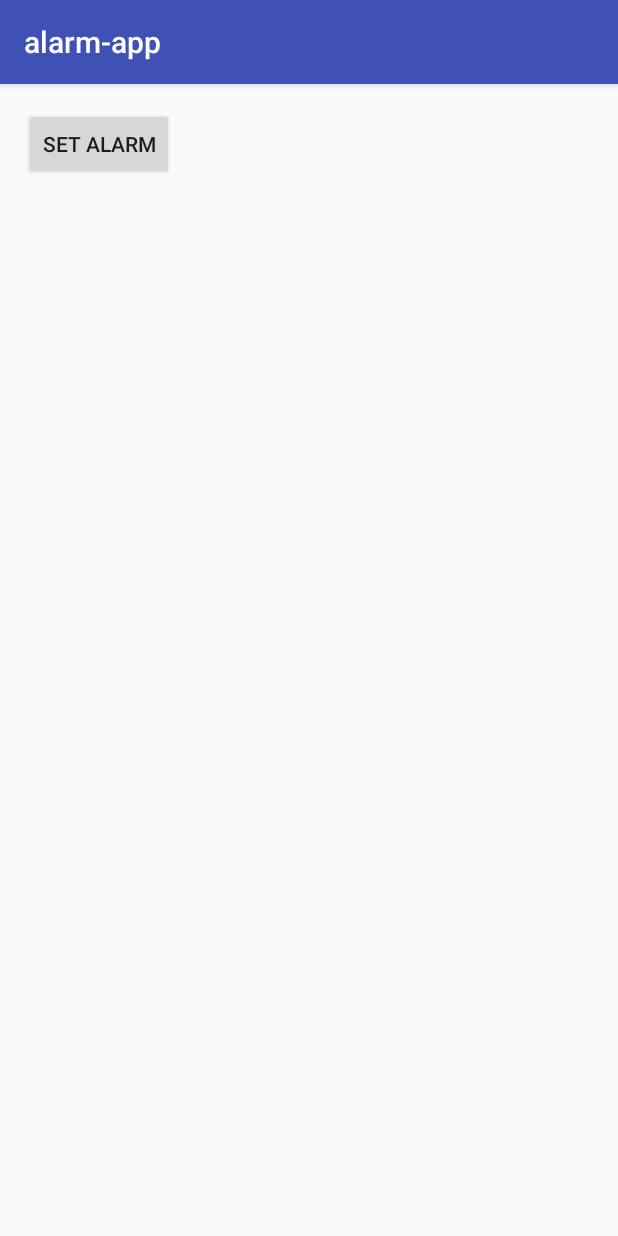
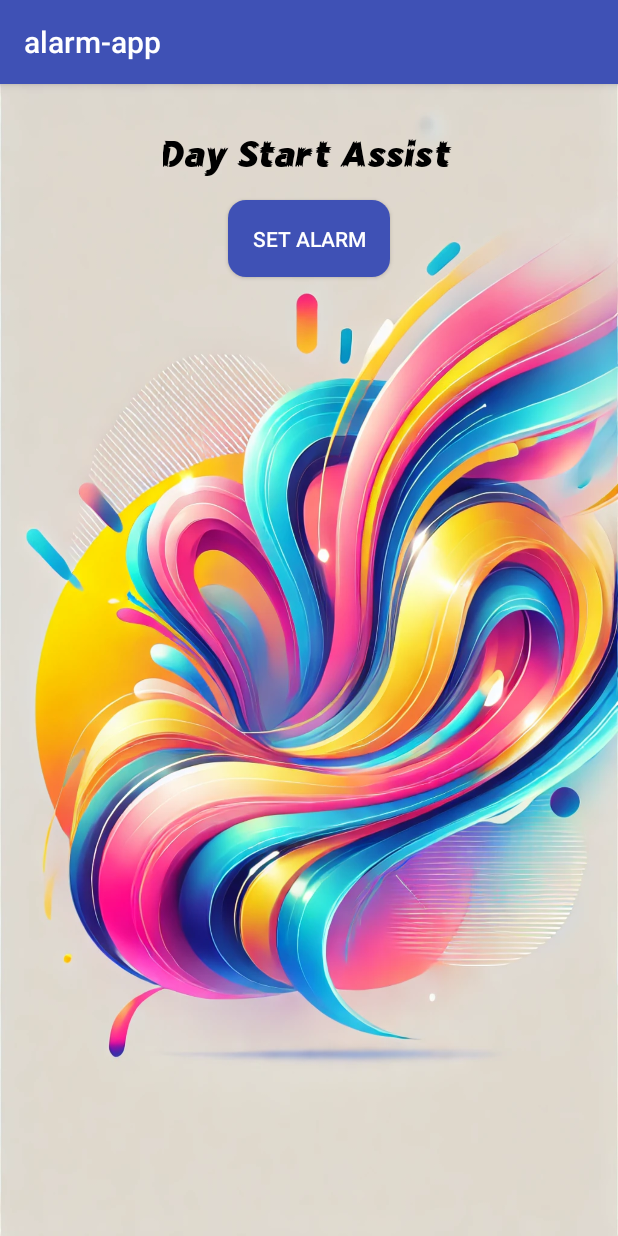
Before and after one commit to c0b22072d2/alarm_application, an Android app: the screen it shows after launch (MainActivity), on a phone screen of 412 x 824 dp. Run offline under Robolectric (Android 15) with nearby library versions, the phone set to English and light mode, and no system bars.

Commit message:
background-stop

```diff
--- a/app/src/main/java/com/example/alarm_app/MainActivity.kt
+++ b/app/src/main/java/com/example/alarm_app/MainActivity.kt
@@ -15,15 +15,18 @@ import androidx.fragment.app.DialogFragment
 import java.util.Calendar
 
 class MainActivity : AppCompatActivity(), TimePickerFragment.TimePickerDialogListener {
+    private lateinit var buttonSetAlarm: Button
     private lateinit var buttonStopAlarm: Button
+    private lateinit var buttonSnoozeAlarm: Button
     private var mediaPlayer: MediaPlayer? = null
 
     override fun onCreate(savedInstanceState: Bundle?) {
         super.onCreate(savedInstanceState)
         setContentView(R.layout.activity_main)
 
-        val buttonSetAlarm: Button = findViewById(R.id.button_set_alarm)
+        buttonSetAlarm = findViewById(R.id.button_set_alarm)
         buttonStopAlarm = findViewById(R.id.button_stop_alarm)
+        buttonSnoozeAlarm = findViewById(R.id.button_snooze_alarm)
 
         buttonSetAlarm.setOnClickListener {
             showTimePickerDialog()
@@ -32,6 +35,12 @@ class MainActivity : AppCompatActivity(), TimePickerFragment.TimePickerDialogLis
         buttonStopAlarm.setOnClickListener {
             stopAlarm()
         }
+
+        buttonSnoozeAlarm.setOnClickListener {
+            snoozeAlarm()
+        }
+
+        updateButtonVisibility(isAlarmRinging = false)
     }
 
     private fun showTimePickerDialog() {
@@ -67,20 +76,40 @@ class MainActivity : AppCompatActivity(), TimePickerFragment.TimePickerDialogLis
         mediaPlayer?.stop()
         mediaPlayer?.release()
         mediaPlayer = null
-        buttonStopAlarm.visibility = Button.GONE
+        updateButtonVisibility(isAlarmRinging = false)
         Toast.makeText(this, "Alarm stopped", Toast.LENGTH_SHORT).show()
+    }
+
+    private fun snoozeAlarm() {
+        stopAlarm()
+
+        val alarmManager = getSystemService(Context.ALARM_SERVICE) as AlarmManager
+        val intent = Intent(this, AlarmReceiver::class.java)
+
+        val pendingIntent = if (Build.VERSION.SDK_INT >= Build.VERSION_CODES.S) {
+            PendingIntent.getBroadcast(this, 0, intent, PendingIntent.FLAG_UPDATE_CURRENT or PendingIntent.FLAG_IMMUTABLE)
+        } else {
+            PendingIntent.getBroadcast(this, 0, intent, PendingIntent.FLAG_UPDATE_CURRENT)
+        }
+
+        val calendar = Calendar.getInstance().apply {
+            add(Calendar.MINUTE, 10) // 10分後に再設定
+        }
+
+        alarmManager.setExact(AlarmManager.RTC_WAKEUP, calendar.timeInMillis, pendingIntent)
+        Toast.makeText(this, "Alarm snoozed for 10 minutes", Toast.LENGTH_SHORT).show()
     }
 
     // アラームが鳴ったときに呼ばれるメソッド
     fun onAlarmStart() {
-        buttonStopAlarm.visibility = Button.VISIBLE
+        updateButtonVisibility(isAlarmRinging = true)
         mediaPlayer = MediaPlayer.create(this, R.raw.alarm)
         mediaPlayer?.apply {
             isLooping = true // ループ再生を設定
             setOnCompletionListener { mp ->
                 mp.release()
                 mediaPlayer = null
-                buttonStopAlarm.visibility = Button.GONE
+                updateButtonVisibility(isAlarmRinging = false)
             }
             start()
         }
@@ -92,4 +121,16 @@ class MainActivity : AppCompatActivity(), TimePickerFragment.TimePickerDialogLis
             onAlarmStart()
         }
     }
+
+    private fun updateButtonVisibility(isAlarmRinging: Boolean) {
+        if (isAlarmRinging) {
+            buttonSetAlarm.visibility = Button.GONE
+            buttonStopAlarm.visibility = Button.VISIBLE
+            buttonSnoozeAlarm.visibility = Button.VISIBLE
+        } else {
+            buttonSetAlarm.visibility = Button.VISIBLE
+            buttonStopAlarm.visibility = Button.GONE
+            buttonSnoozeAlarm.visibility = Button.GONE
+        }
+    }
 }
--- /dev/null
+++ b/app/src/main/res/drawable/custom_button_background.xml
@@ -0,0 +1,14 @@
+<selector xmlns:android="http://schemas.android.com/apk/res/android">
+    <item android:state_pressed="true">
+        <shape android:shape="rectangle">
+            <solid android:color="#FF4081"/>
+            <corners android:radius="12dp"/>
+        </shape>
+    </item>
+    <item>
+        <shape android:shape="rectangle">
+            <solid android:color="#3F51B5"/>
+            <corners android:radius="12dp"/>
+        </shape>
+    </item>
+</selector>
--- a/app/src/main/res/layout/activity_main.xml
+++ b/app/src/main/res/layout/activity_main.xml
@@ -5,19 +5,55 @@
     android:layout_height="match_parent"
     android:orientation="vertical"
     android:padding="16dp"
+    android:background="@drawable/background_image"
     tools:context=".MainActivity">
+
+    <TextView
+        android:id="@+id/textView_title"
+        android:layout_width="wrap_content"
+        android:layout_height="wrap_content"
+        android:text="Day Start Assist"
+        android:textSize="24sp"
+        android:textColor="@android:color/black"
+        android:fontFamily="@font/crotah_free_version_italic_z8ev3"
+        android:layout_gravity="center"
+        android:padding="16dp" />
 
     <Button
         android:id="@+id/button_set_alarm"
         android:layout_width="wrap_content"
         android:layout_height="wrap_content"
-        android:text="Set Alarm" />
+        android:text="SET ALARM"
+        android:background="@drawable/custom_button_background"
+        android:textColor="@android:color/white"
+        android:layout_gravity="center"
+        android:padding="16dp" />
+
+    <Space
+        android:layout_width="match_parent"
+        android:layout_height="0dp"
+        android:layout_weight="1" />
 
     <Button
         android:id="@+id/button_stop_alarm"
         android:layout_width="wrap_content"
         android:layout_height="wrap_content"
-        android:text="Stop Alarm"
-        android:visibility="gone" /> <!-- 初期は非表示 -->
+        android:text="STOP ALARM"
+        android:visibility="gone"
+        android:background="@drawable/custom_button_background"
+        android:textColor="@android:color/white"
+        android:layout_gravity="center"
+        android:padding="16dp" />
+
+    <Button
+        android:id="@+id/button_snooze_alarm"
+        android:layout_width="wrap_content"
+        android:layout_height="wrap_content"
+        android:text="SNOOZE"
+        android:visibility="gone"
+        android:background="@drawable/custom_button_background"
+        android:textColor="@android:color/white"
+        android:layout_gravity="center"
+        android:padding="16dp" />
 
 </LinearLayout>
--- a/app/src/main/res/values/styles.xml
+++ b/app/src/main/res/values/styles.xml
@@ -1,5 +1,4 @@
 <resources>
-
     <!-- ベーステーマ -->
     <style name="AppTheme" parent="Theme.AppCompat.Light.DarkActionBar">
         <!-- アクションバーのカラーカスタマイズ -->
@@ -7,5 +6,4 @@
         <item name="colorPrimaryDark">@color/colorPrimaryDark</item>
         <item name="colorAccent">@color/colorAccent</item>
     </style>
-
 </resources>
```
Also changed, not shown: app/src/main/res/drawable/background_image.png (added), app/src/main/res/font/crotah_free_version_italic_z8ev3.ttf (added), 2 other files.
